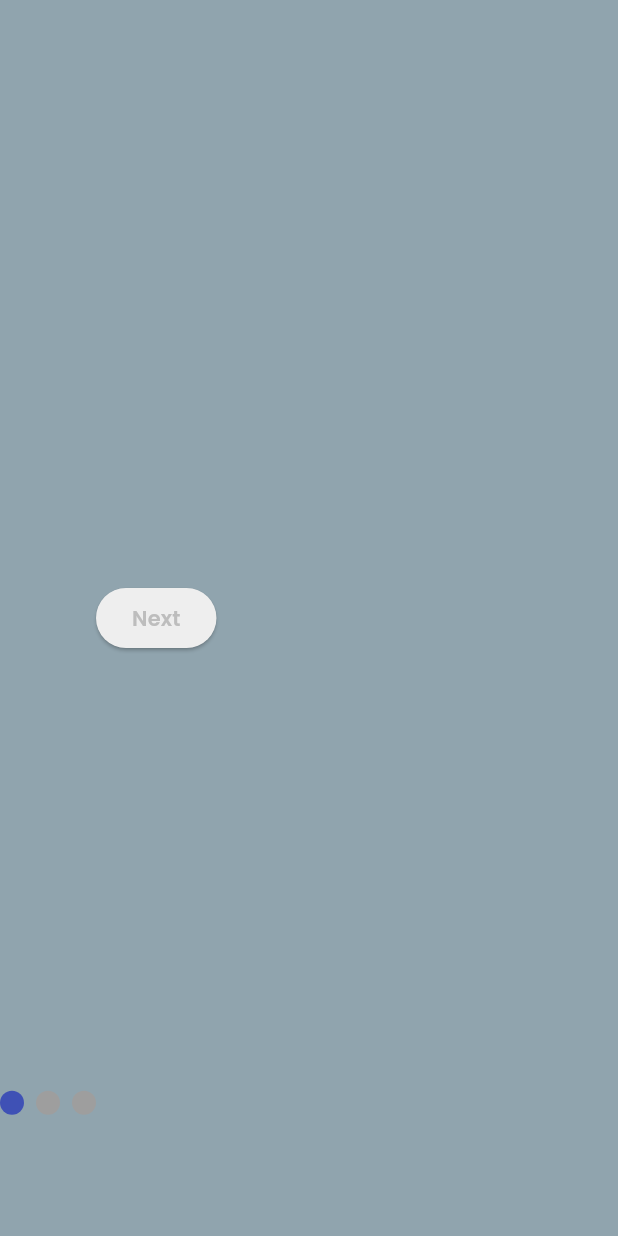
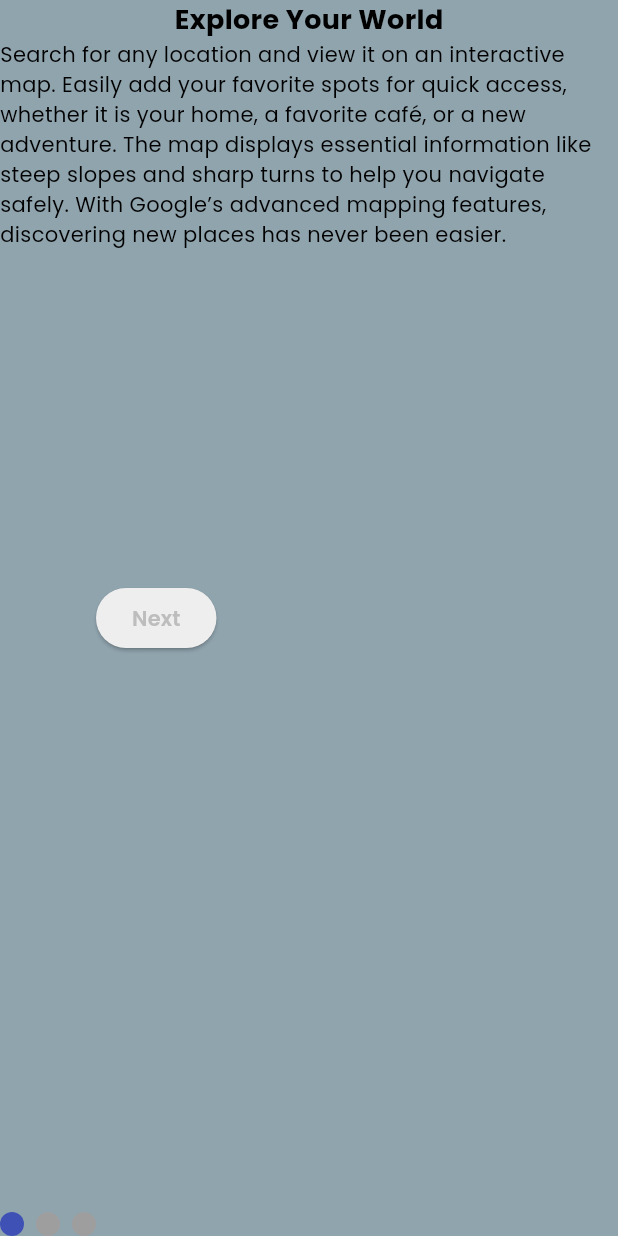
Before and after one commit to MdgSpace-Soc-D-2024/SafeDrive, a Flutter app: the screen it shows after launch, on a phone screen of 412 x 824 dp. Run offline on Flutter 3.47's test engine with Material 3 defaults, Android fonts, the phone set to English and light mode, and no system bars; drawn by our look-alikes of smooth_page_indicator; our stand-ins replace cloud_firestore, connectivity_plus, dio, firebase_auth, firebase_core, firebase_messaging and 9 more; missing offline and left inert: flutter_polyline_points, google_maps_flutter_android, google_maps_flutter_platform_interface; accounts and stored records are empty.

Commit message:
Adds onboarding screen

```diff
--- a/flutter/safedrive/lib/main.dart
+++ b/flutter/safedrive/lib/main.dart
@@ -105,6 +105,7 @@ class MyApp extends StatelessWidget {
 
   Future<bool> _checkFirstLaunch() async {
     SharedPreferences prefs = await SharedPreferences.getInstance();
+    prefs.setBool('isFirstLaunch', true);
     bool isFirstLaunch = prefs.getBool('isFirstLaunch') ?? true;
     return isFirstLaunch;
   }
--- a/flutter/safedrive/lib/models/misc.dart
+++ b/flutter/safedrive/lib/models/misc.dart
@@ -9,7 +9,6 @@ import 'package:google_maps_flutter_platform_interface/google_maps_flutter_platf
 import 'package:flutter_polyline_points/flutter_polyline_points.dart';
 import 'package:location/location.dart';
 import 'package:geolocator/geolocator.dart';
-import 'package:safedrive/pages/drive_screen.dart';
 
 // Function to get user's current location at any time
 Location _locationController = new Location();
--- a/flutter/safedrive/lib/pages/drive_screen.dart
+++ b/flutter/safedrive/lib/pages/drive_screen.dart
@@ -4,6 +4,7 @@ import 'package:safedrive/services/services.dart';
 import '../models/misc.dart';
 import 'setting_screen.dart';
 import 'package:safedrive/pages/.env.dart';
+import 'package:safedrive/pages/offline_map_page.dart';
 // Google
 import 'package:flutter_polyline_points/flutter_polyline_points.dart';
 import 'package:google_maps_flutter/google_maps_flutter.dart';
@@ -22,6 +23,7 @@ import 'package:just_audio/just_audio.dart';
 int speedInKmPerHour = 0;
 LatLng initialLocation = LatLng(37.4223, -122.0848);
 LatLng? lastLocation;
+late Future<void> completed;
 
 List<LatLng> latlngList = [];
 
@@ -77,7 +79,7 @@ class _DriveScreenState extends State<DriveScreen> {
     getLocationUpdates();
 
     // start downloading tiles for offline use
-    // downloadTilesForOfflineUse();
+    completed = downloadTilesForOfflineUse();
   }
 
   // checks if our platform is Android and uses that to improve performance
--- a/flutter/safedrive/lib/pages/intro_screens/page1.dart
+++ b/flutter/safedrive/lib/pages/intro_screens/page1.dart
@@ -1,12 +1,38 @@
 import 'package:flutter/material.dart';
 
 class IntroPage1 extends StatelessWidget {
-  const IntroPage1({super.key});
+  IntroPage1({super.key});
+
+  final TextStyle headingTextStyle = TextStyle(
+    fontSize: 18,
+    fontWeight: FontWeight.bold,
+  );
+
+  final TextStyle bodyTextStyle = TextStyle(
+    fontSize: 14,
+    fontWeight: FontWeight.normal,
+  );
 
   @override
   Widget build(BuildContext context) {
     return Container(
       color: Colors.blueGrey.shade300,
+      child: Column(
+        children: [
+          Center(
+            child: Text(
+              "Explore Your World",
+              style: headingTextStyle,
+            ),
+          ),
+          Center(
+            child: Text(
+              "Search for any location and view it on an interactive map. Easily add your favorite spots for quick access, whether it is your home, a favorite café, or a new adventure. The map displays essential information like steep slopes and sharp turns to help you navigate safely. With Google’s advanced mapping features, discovering new places has never been easier.",
+              style: bodyTextStyle,
+            ),
+          )
+        ],
+      ),
     );
   }
 }
--- a/flutter/safedrive/lib/pages/onboarding_screen.dart
+++ b/flutter/safedrive/lib/pages/onboarding_screen.dart
@@ -46,7 +46,7 @@ class _OnboardingScreenState extends State<OnboardingScreen> {
           Row(
             children: [
               Container(
-                  alignment: Alignment(0, 0.80),
+                  alignment: Alignment.bottomCenter,
                   child:
                       SmoothPageIndicator(controller: _controller, count: 3)),
 
```
Also changed, not shown: flutter/safedrive/lib/pages/intro_screens/page2.dart (+28 -2 lines), flutter/safedrive/lib/pages/intro_screens/page3.dart (+28 -2 lines), flutter/safedrive/lib/pages/offline_map_page.dart (+20 -6 lines).
